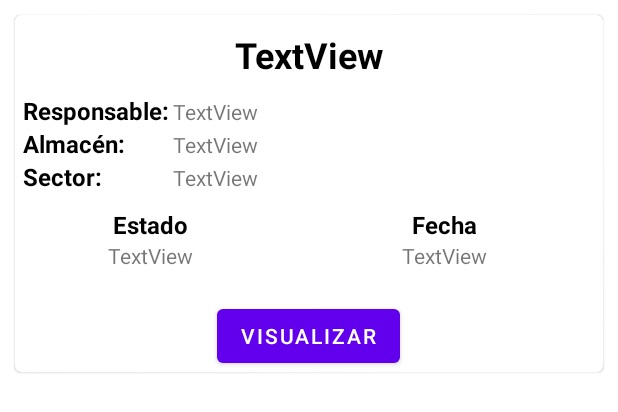
After one commit to BrayanMadrid/mysplastapp, an Android app: the layout listado_inventariofisico.xml on its own in the app's theme, with its tools: preview values and no code run, on a phone screen of 412 x 824 dp. The commit adds this screen. Shown: the top 412 px of the screen. Run offline under Robolectric (Android 15) with nearby library versions, the phone set to English and light mode, and no system bars.

Commit message:
Actualización 05/01/2023

```diff
--- /dev/null
+++ b/app/src/main/res/layout/listado_inventariofisico.xml
@@ -0,0 +1,255 @@
+<?xml version="1.0" encoding="utf-8"?>
+<androidx.constraintlayout.widget.ConstraintLayout xmlns:android="http://schemas.android.com/apk/res/android"
+    xmlns:app="http://schemas.android.com/apk/res-auto"
+    xmlns:tools="http://schemas.android.com/tools"
+    android:layout_width="match_parent"
+    android:layout_height="wrap_content">
+
+    <LinearLayout
+        android:layout_width="match_parent"
+        android:layout_height="wrap_content"
+        android:orientation="horizontal"
+        app:layout_constraintEnd_toEndOf="parent"
+        app:layout_constraintStart_toStartOf="parent"
+        app:layout_constraintTop_toTopOf="parent">
+
+        <com.google.android.material.card.MaterialCardView
+            android:id="@+id/cardviewinventariofisico"
+            android:layout_width="match_parent"
+            android:layout_height="wrap_content"
+            android:layout_margin="10sp"
+            android:checkable="true"
+            android:clickable="true"
+            android:focusable="true">
+
+            <LinearLayout
+                android:layout_width="match_parent"
+                android:layout_height="match_parent"
+                android:orientation="vertical">
+
+                <TextView
+                    android:id="@+id/edtNroInventarioFisico"
+                    android:layout_width="match_parent"
+                    android:layout_height="wrap_content"
+                    android:layout_marginTop="10dp"
+                    android:layout_marginBottom="10dp"
+                    android:gravity="center"
+                    android:text="TextView"
+                    android:textColor="#000000"
+                    android:textSize="24sp"
+                    android:textStyle="bold" />
+
+
+                <LinearLayout
+                    android:layout_width="match_parent"
+                    android:layout_height="match_parent"
+                    android:orientation="horizontal">
+
+                    <TextView
+                        android:id="@+id/txtResponsableInventarioFisico"
+                        android:layout_width="100dp"
+                        android:layout_height="wrap_content"
+                        android:layout_marginStart="5dp"
+                        android:text="Responsable:"
+                        android:textColor="#000000"
+                        android:textSize="16sp"
+                        android:textStyle="bold" />
+
+                    <TextView
+                        android:id="@+id/edtResponsableInventarioFisico"
+                        android:layout_width="match_parent"
+                        android:layout_height="wrap_content"
+                        android:text="TextView" />
+                </LinearLayout>
+
+                <LinearLayout
+                    android:layout_width="match_parent"
+                    android:layout_height="match_parent"
+                    android:orientation="horizontal">
+
+                    <TextView
+                        android:id="@+id/txtAlmacénInventarioFisico"
+                        android:layout_width="100dp"
+                        android:layout_height="wrap_content"
+                        android:layout_marginStart="5dp"
+                        android:text="Almacén:"
+                        android:textColor="#000000"
+                        android:textSize="16sp"
+                        android:textStyle="bold" />
+
+                    <TextView
+                        android:id="@+id/edtAlmacenInventarioFisico"
+                        android:layout_width="match_parent"
+                        android:layout_height="wrap_content"
+                        android:text="TextView" />
+
+                </LinearLayout>
+
+                <LinearLayout
+                    android:layout_width="match_parent"
+                    android:layout_height="match_parent"
+                    android:orientation="horizontal">
+
+                    <TextView
+                        android:id="@+id/txtSectorInventarioFisico"
+                        android:layout_width="100dp"
+                        android:layout_height="wrap_content"
+                        android:layout_marginStart="5dp"
+                        android:text="Sector:"
+                        android:textColor="#000000"
+                        android:textSize="16sp"
+                        android:textStyle="bold" />
+
+                    <TextView
+                        android:id="@+id/edtSectorInventarioFisico"
+                        android:layout_width="match_parent"
+                        android:layout_height="wrap_content"
+                        android:text="TextView" />
+                </LinearLayout>
+
+                <LinearLayout
+                    android:layout_width="match_parent"
+                    android:layout_height="match_parent"
+                    android:layout_marginTop="10dp"
+                    android:orientation="horizontal">
+
+                    <TextView
+                        android:id="@+id/txtEstadoReceta"
+                        android:layout_width="180dp"
+                        android:layout_height="wrap_content"
+                        android:gravity="center"
+                        android:text="Estado"
+                        android:textColor="#000000"
+                        android:textSize="16sp"
+                        android:textStyle="bold" />
+
+                    <TextView
+                        android:id="@+id/txtFechReceta"
+                        android:layout_width="match_parent"
+                        android:layout_height="wrap_content"
+                        android:gravity="center"
+                        android:text="Fecha"
+                        android:textColor="#000000"
+                        android:textSize="16sp"
+                        android:textStyle="bold" />
+
+                </LinearLayout>
+
+                <LinearLayout
+                    android:layout_width="match_parent"
+                    android:layout_height="match_parent"
+                    android:layout_marginBottom="10dp"
+                    android:orientation="horizontal">
+
+                    <TextView
+                        android:id="@+id/edtEstadoInventarioFisico"
+                        android:layout_width="180dp"
+                        android:layout_height="wrap_content"
+                        android:gravity="center"
+                        android:text="TextView" />
+
+                    <TextView
+                        android:id="@+id/edtFechaInventarioFisico"
+                        android:layout_width="match_parent"
+                        android:layout_height="wrap_content"
+                        android:gravity="center"
+                        android:text="TextView" />
+
+
+                </LinearLayout>
+
+                <LinearLayout
+                    android:layout_width="match_parent"
+                    android:layout_height="wrap_content"
+                    android:layout_marginTop="10dp"
+                    android:orientation="vertical">
+
+                    <Button
+                        android:id="@+id/btnVisualizarInventarioFisico"
+                        android:layout_width="wrap_content"
+                        android:layout_height="wrap_content"
+                        android:layout_gravity="center"
+                        android:text="VISUALIZAR" />
+
+                </LinearLayout>
+
+                <LinearLayout
+                    android:id="@+id/layoutOcultoInventarioFisico"
+                    android:layout_width="match_parent"
+                    android:layout_height="wrap_content"
+                    android:orientation="vertical"
+                    android:visibility="gone">
+
+                    <TextView
+                        android:id="@+id/txtDetalleItemReceta"
+                        android:layout_width="match_parent"
+                        android:layout_height="wrap_content"
+                        android:layout_margin="10dp"
+                        android:gravity="center"
+                        android:text="DETALLE DEL INVENTARIO FISICO"
+                        android:textColor="@color/black"
+                        android:textSize="24sp"
+                        android:textStyle="bold" />
+
+
+                    <LinearLayout
+                        android:id="@+id/linearLayout2"
+                        android:layout_width="match_parent"
+                        android:layout_height="wrap_content"
+                        android:layout_marginTop="10dp"
+                        android:orientation="horizontal">
+
+
+                        <TextView
+                            android:id="@+id/textViewc"
+                            android:layout_width="150dp"
+                            android:layout_height="wrap_content"
+                            android:layout_weight="1"
+                            android:gravity="center"
+                            android:text="PRODUCTO"
+                            android:textColor="@color/black"
+                            android:textSize="20sp"
+                            android:textStyle="bold" />
+
+                        <TextView
+                            android:id="@+id/textViewc2"
+                            android:layout_width="wrap_content"
+                            android:layout_height="wrap_content"
+                            android:layout_weight="1"
+                            android:gravity="center"
+                            android:text="FISICO"
+                            android:textColor="@color/black"
+                            android:textSize="20sp"
+                            android:textStyle="bold" />
+
+                        <TextView
+                            android:id="@+id/textViewc1"
+                            android:layout_width="wrap_content"
+                            android:layout_height="wrap_content"
+                            android:layout_weight="1"
+                            android:gravity="center"
+                            android:text="SISTEMA"
+                            android:textColor="@color/black"
+                            android:textSize="20sp"
+                            android:textStyle="bold" />
+                    </LinearLayout>
+
+                    <androidx.recyclerview.widget.RecyclerView
+                        android:id="@+id/rcvDetalleReceta"
+                        android:layout_width="match_parent"
+                        android:layout_height="wrap_content"
+                        android:layout_marginTop="10dp"
+                        tools:listitem="@layout/listado_item_recetas" />
+
+                </LinearLayout>
+
+
+            </LinearLayout>
+
+
+        </com.google.android.material.card.MaterialCardView>
+
+
+    </LinearLayout>
+
+</androidx.constraintlayout.widget.ConstraintLayout>
```
Also changed, not shown: app/src/main/java/com/example/mysplast/adapters/ItemInventarioFisicoAdapter.kt (added, +52 -0 lines), app/src/main/java/com/example/mysplast/adapters/ListadoInventarioFisicoAdapter.kt (added, +107 -0 lines), app/src/main/java/com/example/mysplast/model/InventarioFisico.kt (added, +29 -0 lines), app/src/main/java/com/example/mysplast/model/ItemInventarioFisico.kt (added, +25 -0 lines), app/src/main/java/com/example/mysplast/services/InventarioFisicoService.kt (added, +22 -0 lines), app/src/main/java/com/example/mysplast/ui/inventariofisico/InventarioFisicoFragment.kt (+62 -1 lines), app/src/main/res/layout/fragment_inventario_fisico.xml (+13 -6 lines), app/src/main/res/layout/listado_item_inventariofisico.xml (added, +68 -0 lines).
